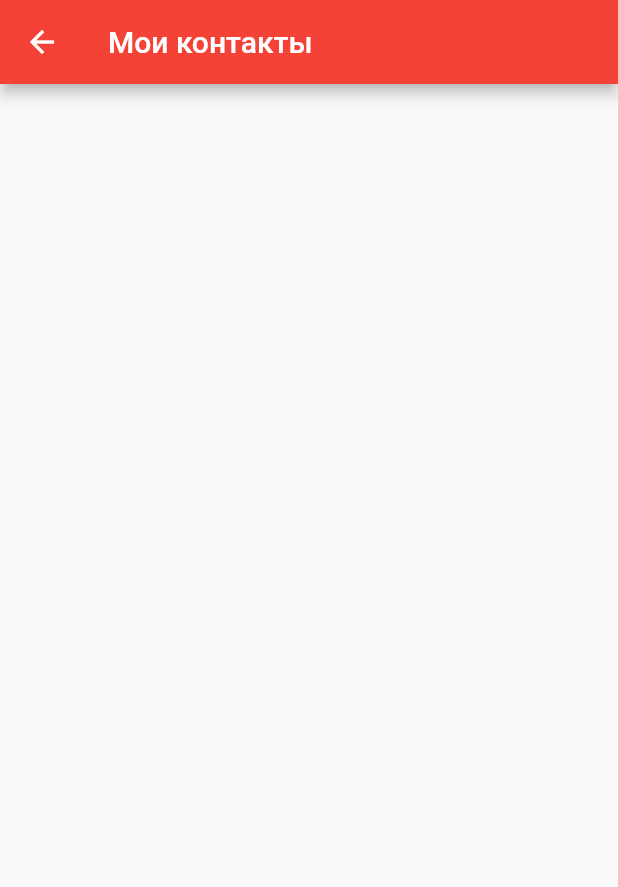
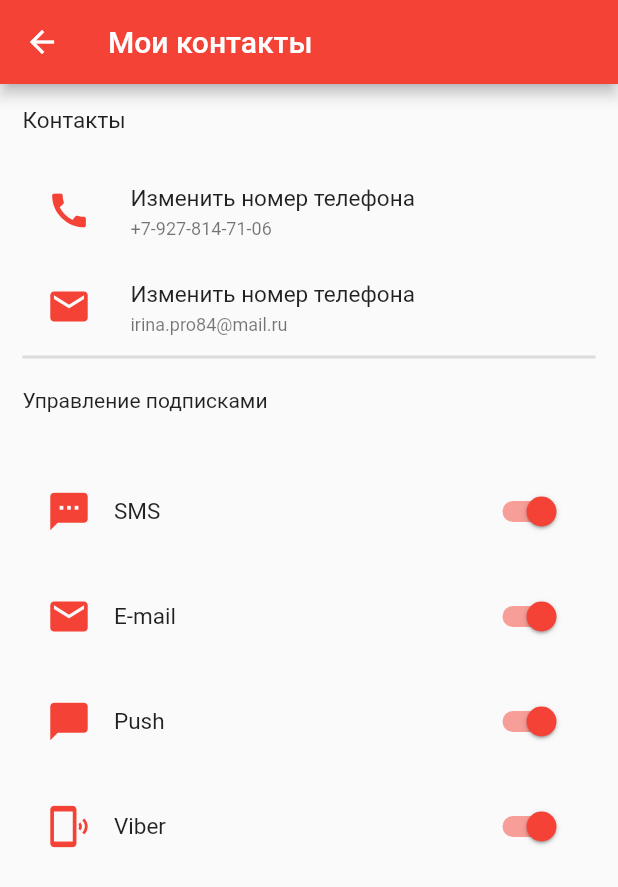
Before and after one commit to Irina585/gulliver, a Flutter app: the PersonalDate screen opened by its route, after a tap on "Мои контакты", on a phone screen of 412 x 824 dp. Shown: the top 887 px of the screen. Run offline on Flutter 3.47's test engine with Material 2 defaults, Android fonts, the phone set to English and light mode, and no system bars; our stand-ins replace barcode_widget, google_maps_flutter.

Commit message:
личные данные

```diff
--- a/lib/drawer.dart
+++ b/lib/drawer.dart
@@ -79,9 +79,6 @@ Widget _createDrawerItem(
     onTap: onTap,
   );
 }
-
-
-
 
 
 Drawer buildDrawer(BuildContext context) {
--- a/lib/drawer_items/personal_date/my_contacts.dart
+++ b/lib/drawer_items/personal_date/my_contacts.dart
@@ -1,12 +1,44 @@
 import 'package:flutter/material.dart';
 
+import '../../const.dart';
 import '../../strings.dart';
 
-class MyContacts extends StatelessWidget {
-
+class MyContacts extends StatefulWidget {
   static const String routeName = '/my_contacts';
 
   const MyContacts({Key? key}) : super(key: key);
+
+  @override
+  State<MyContacts> createState() => _MyContactsState();
+}
+
+class _MyContactsState extends State<MyContacts> {
+
+  bool _subscriptionSms = true;
+  bool _subscriptionEmail = true;
+  bool _subscriptionPush = true;
+  bool _subscriptionViber = true;
+
+  void onSubscriptionChange1(bool value1) {
+    setState(() {
+      _subscriptionSms = value1;
+    });
+  }
+  void onSubscriptionChange2(bool value2) {
+    setState(() {
+      _subscriptionEmail = value2;
+    });
+  }
+  void onSubscriptionChange3(bool value3) {
+    setState(() {
+      _subscriptionPush = value3;
+    });
+  }
+  void onSubscriptionChange4(bool value4) {
+    setState(() {
+      _subscriptionViber = value4;
+    });
+  }
 
   @override
   Widget build(BuildContext context) {
@@ -14,7 +46,70 @@ class MyContacts extends StatelessWidget {
         appBar: AppBar(
           title: const Text(Strings.my_contacts),
         ),
-        body: Container()
-    );
+        body: Padding(
+          padding: const EdgeInsets.all(15.0),
+          child: ListView(
+            children: [
+              Text(Strings.contacts, style: mainTextStyle_15),
+              SizedBox(height: 20),
+              _createContactItem(
+                  icon: Icons.call,
+                  text1: Strings.changeNumberPhone,
+                  text2: Strings.numberPhone,
+                  onTap: () => Navigator.pushNamed(context, '/changeNumber')),
+              _createContactItem(
+                  icon: Icons.email,
+                  text1: Strings.changeNumberPhone,
+                  text2: Strings.email,
+                  onTap: () => Navigator.pushNamed(context, '/changeEmail')),
+              Divider(height: 2, thickness: 2),
+              SizedBox(height: 20),
+              Text(Strings.managementSubscription),
+              SizedBox(height: 20),
+              _createSwitchItem(Icons.textsms, Strings.SMS, _subscriptionSms, onSubscriptionChange1),
+              _createSwitchItem(Icons.email, Strings.Email, _subscriptionEmail, onSubscriptionChange2),
+              _createSwitchItem(Icons.chat_bubble, Strings.Push, _subscriptionPush, onSubscriptionChange3),
+              _createSwitchItem(Icons.phonelink_ring, Strings.Viber, _subscriptionViber, onSubscriptionChange4)
+            ],
+          ),
+        ));
   }
 }
+
+// макет контакта
+Widget _createContactItem(
+    {IconData? icon, String? text1, String? text2, GestureTapCallback? onTap}) {
+  return ListTile(
+    dense: true,
+    leading: Icon(icon, color: mainColors, size: 30),
+    title: Text(text1!, style: mainTextStyle_15),
+    subtitle: Text(text2!),
+    onTap: onTap,
+  );
+}
+
+// макет контакта
+Widget _createSwitchItem(IconData? icon, String text, bool val, Function onSubscriptionChange) {
+
+  return Padding(
+    padding: const EdgeInsets.only(top: 22, left: 16, right: 16),
+    child: Row(
+      mainAxisAlignment: MainAxisAlignment.spaceBetween,
+      children: [
+        Icon(icon, color: mainColors, size: 30),
+        Padding(
+          padding: const EdgeInsets.all(15.0),
+          child: Text(text, style: mainTextStyle_15),
+        ),
+        Spacer(),
+        Switch(
+            value: val,
+            onChanged: (value) {
+              onSubscriptionChange(value);
+            }
+        )
+        //secondary: Icon(icon, color: mainColors, size: 30),
+      ],
+    ),
+  );
+}
--- a/lib/drawer_items/personal_date/my_profile.dart
+++ b/lib/drawer_items/personal_date/my_profile.dart
@@ -77,7 +77,7 @@ Widget personalDateList({String? text}) {
         ),
       ),
       const SizedBox(height: 10),
-      const Divider(height: 2, thickness: 2,),
+      const Divider(height: 2, thickness: 2),
       const SizedBox(height: 10),
     ],
 
--- a/lib/drawer_items/personal_date/personal_date.dart
+++ b/lib/drawer_items/personal_date/personal_date.dart
@@ -26,22 +26,22 @@ class PersonalDate extends StatelessWidget {
             const SizedBox(height: 20),
             _createItemListPersonalData(
                 icon: Icons.contacts,
-                text_1: Strings.my_contacts,
+                text: Strings.my_contacts,
                 onTap: () => Navigator.pushNamed(context, '/my_contacts')),
             const SizedBox(height: 20),
             _createItemListPersonalData(
                 icon: Icons.password,
-                text_1: Strings.changePinCode,
+                text: Strings.changePinCode,
                 onTap: () => Navigator.pushNamed(context, '/changePinCode')),
             const SizedBox(height: 20),
             _createItemListPersonalData(
                 icon: Icons.credit_card,
-                text_1: Strings.cardManagement,
+                text: Strings.cardManagement,
                 onTap: () => Navigator.pushNamed(context, '/cardManagement')),
             const SizedBox(height: 20),
             _createItemListPersonalData(
                 icon: Icons.exit_to_app_rounded,
-                text_1: Strings.goOut,
+                text: Strings.goOut,
                 onTap: () => Navigator.pushNamed(context, '/goOut')),
           ],
         ));
@@ -50,12 +50,12 @@ class PersonalDate extends StatelessWidget {
 
 // макет пункта списка
 Widget _createItemListPersonalData({IconData? icon,
-  String? text_1,
+  String? text,
   GestureTapCallback? onTap}) {
   return ListTile(
     dense: true,
     leading: Icon(icon, color: mainColors, size: 30),
-    title: Text(text_1!, style: mainTextStyle_15),
+    title: Text(text!, style: mainTextStyle_15),
     onTap: onTap,
   );
 }
--- a/lib/main.dart
+++ b/lib/main.dart
@@ -7,6 +7,8 @@ import 'drawer_items/alerts.dart';
 import 'drawer_items/exit.dart';
 import 'drawer_items/feed_back.dart';
 import 'drawer_items/personal_date/card_management.dart';
+import 'drawer_items/personal_date/change_email.dart';
+import 'drawer_items/personal_date/change_number.dart';
 import 'drawer_items/personal_date/change_pin_code.dart';
 import 'drawer_items/personal_date/go_out.dart';
 import 'drawer_items/personal_date/my_contacts.dart';
@@ -56,6 +58,8 @@ class MyApp extends StatelessWidget {
         '/changePinCode': (context) => const ChangePinCode(),
         '/cardManagement': (context) => const CardManagement(),
         '/goOut': (context) => const GoOut(),
+        '/changeNumber': (context) => const ChangeNumberScreen(),
+        '/changeEmail': (context) => const ChangeEmailScreen(),
       },
     );
   }
--- a/lib/strings.dart
+++ b/lib/strings.dart
@@ -23,10 +23,32 @@ class Strings {
   static const profile = 'Анкета';
   static const save = 'Сохранить';
 
-
 // Feed Back
   static const feed_back_text =
       'Мы хотим, чтобы совершать покупки в наших магазинах было удобно и приятно. Поделитесь с нами Вашими впечатлениями и идеями. \nМы всегда открыты для Ваших предложений!';
   static const feed_back_call = 'Позвонить';
   static const feed_back_write = 'Написать';
+
+  // my_contacts
+  static const contacts = 'Контакты';
+  static const changeNumberPhone = 'Изменить номер телефона';
+  static const changeEmail = 'Изменить электронную почту';
+  static const numberPhone = '+7-927-814-71-06';
+  static const email = 'irina.pro84@mail.ru';
+  static const managementSubscription = 'Управление подписками';
+  static const SMS = 'SMS';
+  static const Email = 'E-mail';
+  static const Push = 'Push';
+  static const Viber = 'Viber';
+
+  // ChangeNumberScreen
+  static const changeNumber = 'Изменение номера';
+  static const newNumberPhone = 'Введите новый номер телефона';
+  static const labelTextNumberPhone = '+7(999) 999-99-99';
+  static const saveNumberPhone = 'Продолжить';
+
+  // ChangeEmailScreen
+  static const newEmail = 'Введите новый e-mail';
+
+
 }
--- a/lib/utils.dart
+++ b/lib/utils.dart
@@ -7,7 +7,7 @@ class UtilsFeedBack {
     }
   }
 
-  static openPhoneCall({required String phoneNumber}) async {
+  static Future openPhoneCall({required String phoneNumber}) async {
     final url = 'tel:$phoneNumber';
     await _launchUrl(url);
   }
```
Also changed, not shown: lib/drawer_items/personal_date/change_email.dart (added, +80 -0 lines), lib/drawer_items/personal_date/change_number.dart (added, +81 -0 lines), 5 other files.
